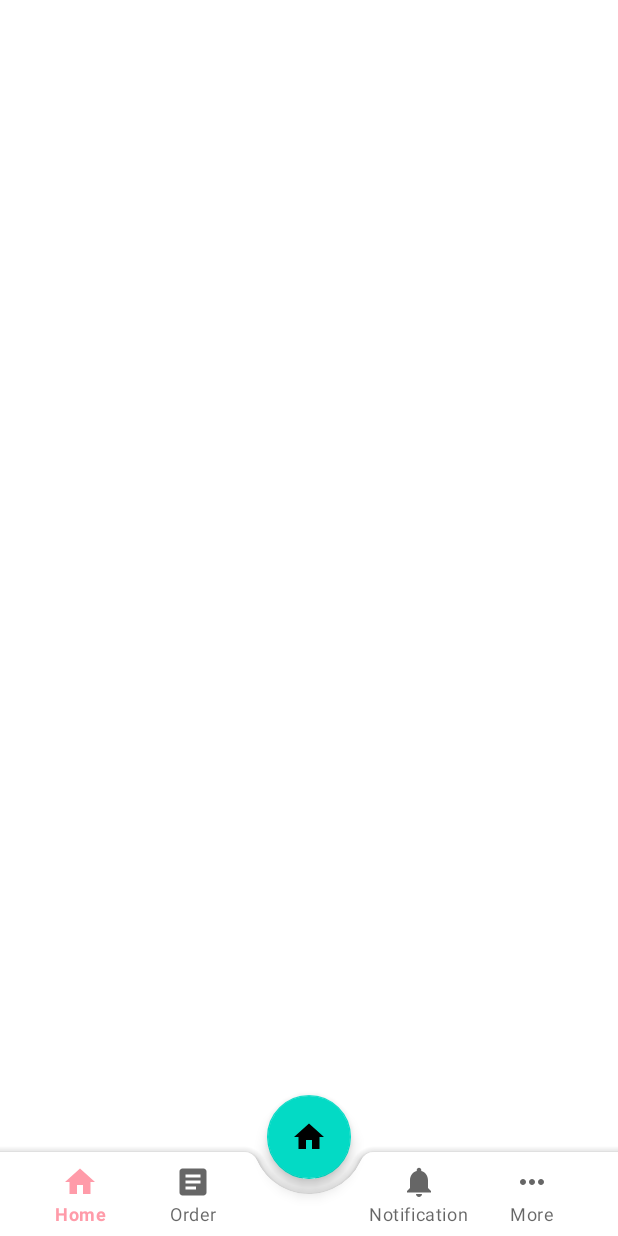
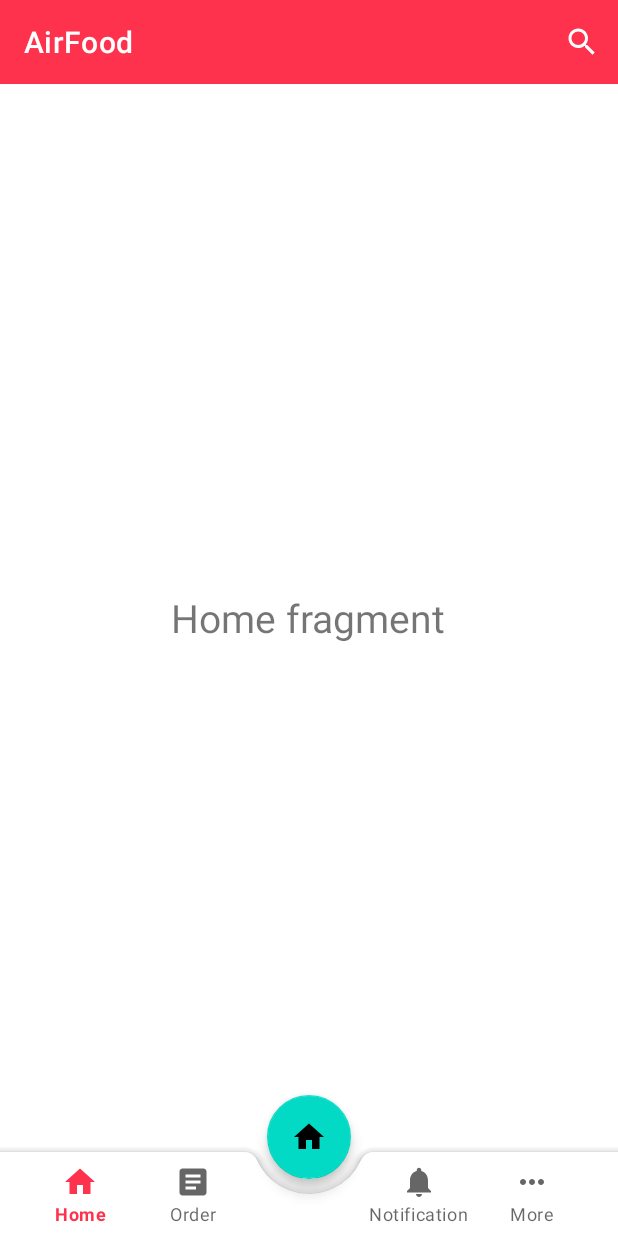
Before and after one commit to fitareq/AirFood, an Android app: the MainActivity screen opened directly, with no data from a screen before it, on a phone screen of 412 x 824 dp. Run offline under Robolectric (Android 15) with nearby library versions, the phone set to English and light mode, and no system bars; our stand-ins replace sdp/ssp sizes.

Commit message:
adding home fragment

```diff
--- a/app/src/main/java/com/airmoll/airfood/MainActivity.java
+++ b/app/src/main/java/com/airmoll/airfood/MainActivity.java
@@ -3,13 +3,20 @@
 import androidx.appcompat.app.AppCompatActivity;
 
 import android.os.Bundle;
+import android.view.Menu;
+import android.view.MenuInflater;
+import android.view.MenuItem;
 import android.view.View;
 
 import com.airmoll.airfood.databinding.ActivityMainBinding;
+import com.airmoll.airfood.fragments.HomeFragment;
 
 public class MainActivity extends AppCompatActivity {
 
     private ActivityMainBinding binding;
+    private HomeFragment homeFragment = new HomeFragment();
+
+
     @Override
     protected void onCreate(Bundle savedInstanceState) {
         super.onCreate(savedInstanceState);
@@ -19,7 +26,24 @@
 
         binding.bottomNav.setBackground(null);
         binding.bottomNav.getMenu().getItem(2).setEnabled(false);
+        getSupportFragmentManager().beginTransaction().replace(R.id.main_container,homeFragment).addToBackStack(null).commit();
     }
 
+    @Override
+    public boolean onCreateOptionsMenu(Menu menu) {
+        MenuInflater menuInflater = getMenuInflater();
+        menuInflater.inflate(R.menu.toolbar_menu,menu);
+        MenuItem.OnActionExpandListener onActionExpandListener = new MenuItem.OnActionExpandListener() {
+            @Override
+            public boolean onMenuItemActionExpand(MenuItem item) {
+                return false;
+            }
 
+            @Override
+            public boolean onMenuItemActionCollapse(MenuItem item) {
+                return false;
+            }
+        };
+        return super.onCreateOptionsMenu(menu);
     }
+}
--- /dev/null
+++ b/app/src/main/java/com/airmoll/airfood/fragments/HomeFragment.java
@@ -0,0 +1,31 @@
+package com.airmoll.airfood.fragments;
+
+import android.os.Bundle;
+
+import androidx.fragment.app.Fragment;
+
+import android.view.LayoutInflater;
+import android.view.View;
+import android.view.ViewGroup;
+
+import com.airmoll.airfood.R;
+import com.airmoll.airfood.databinding.FragmentHomeBinding;
+
+public class HomeFragment extends Fragment {
+
+private FragmentHomeBinding binding;
+
+    public HomeFragment() {
+        // Required empty public constructor
+    }
+
+
+    @Override
+    public View onCreateView(LayoutInflater inflater, ViewGroup container,
+                             Bundle savedInstanceState) {
+
+        binding = FragmentHomeBinding.inflate(inflater,container,false);
+        View v = binding.getRoot();
+        return v;
+    }
+}
--- /dev/null
+++ b/app/src/main/res/drawable/ic_baseline_arrow_back_24.xml
@@ -0,0 +1,12 @@
+<vector xmlns:android="http://schemas.android.com/apk/res/android"
+    android:width="24dp"
+    android:height="24dp"
+    android:viewportWidth="24"
+    android:viewportHeight="24"
+
+    android:autoMirrored="true">
+  <path
+      android:fillColor="@android:color/white"
+      android:pathData="M20,11H7.83l5.59,-5.59L12,4l-8,8 8,8 1.41,-1.41L7.83,13H20v-2z"/>
+</vector>
+    <!--android:tint="?attr/colorControlNormal"-->
--- /dev/null
+++ b/app/src/main/res/drawable/ic_baseline_search_24.xml
@@ -0,0 +1,10 @@
+<vector xmlns:android="http://schemas.android.com/apk/res/android"
+    android:width="24dp"
+    android:height="24dp"
+    android:viewportWidth="24"
+    android:viewportHeight="24"
+    >
+  <path
+      android:fillColor="@android:color/white"
+      android:pathData="M15.5,14h-0.79l-0.28,-0.27C15.41,12.59 16,11.11 16,9.5 16,5.91 13.09,3 9.5,3S3,5.91 3,9.5 5.91,16 9.5,16c1.61,0 3.09,-0.59 4.23,-1.57l0.27,0.28v0.79l5,4.99L20.49,19l-4.99,-5zM9.5,14C7.01,14 5,11.99 5,9.5S7.01,5 9.5,5 14,7.01 14,9.5 11.99,14 9.5,14z"/>
+</vector>
--- a/app/src/main/res/layout/activity_intro.xml
+++ b/app/src/main/res/layout/activity_intro.xml
@@ -10,7 +10,9 @@
     <androidx.viewpager.widget.ViewPager
         android:id="@+id/viewpager"
         android:layout_width="match_parent"
-        android:layout_height="match_parent"></androidx.viewpager.widget.ViewPager>
+        android:layout_height="match_parent">
+
+    </androidx.viewpager.widget.ViewPager>
 
     <!--<Button
         android:id="@+id/skip"
--- a/app/src/main/res/layout/activity_main.xml
+++ b/app/src/main/res/layout/activity_main.xml
@@ -9,9 +9,26 @@
     tools:context=".MainActivity">
 
 
+    <RelativeLayout
+        android:layout_width="match_parent"
+        android:layout_height="match_parent"
+        >
+        <androidx.appcompat.widget.Toolbar
+            android:layout_width="match_parent"
+            android:layout_height="wrap_content"
+            android:background="@color/airmoll"
+            app:menu="@menu/toolbar_menu"
+            app:title="AirFood"
+            app:titleTextColor="@color/white"/>
+        <FrameLayout
+            android:id="@+id/main_container"
+            android:layout_width="match_parent"
+            android:layout_height="match_parent"
+            />
+    </RelativeLayout>
+
 
     <com.google.android.material.bottomappbar.BottomAppBar
-
         android:id="@+id/bottom_app_bar"
         android:layout_width="match_parent"
         android:layout_height="wrap_content"
@@ -29,7 +46,9 @@
             android:layout_marginEnd="@dimen/_15sdp"
             app:menu="@menu/nav_menu"
             app:labelVisibilityMode="labeled"
-            android:layout_marginRight="16dp" />
+            android:layout_marginRight="16dp"
+
+            />
     </com.google.android.material.bottomappbar.BottomAppBar>
 
 
@@ -38,5 +57,5 @@
         android:layout_height="wrap_content"
         android:contentDescription="@string/app_name"
         android:src="@drawable/ic_baseline_home_24"
-        app:layout_anchor="@id/bottom_app_bar" />
+        app:layout_anchor="@id/bottom_app_bar"/>
 </androidx.coordinatorlayout.widget.CoordinatorLayout>
--- /dev/null
+++ b/app/src/main/res/layout/fragment_home.xml
@@ -0,0 +1,16 @@
+<?xml version="1.0" encoding="utf-8"?>
+<RelativeLayout xmlns:android="http://schemas.android.com/apk/res/android"
+    xmlns:tools="http://schemas.android.com/tools"
+    android:layout_width="match_parent"
+    android:layout_height="match_parent"
+    android:gravity="center"
+    tools:context=".fragments.HomeFragment">
+
+    <TextView
+        android:layout_width="wrap_content"
+        android:layout_height="wrap_content"
+        android:text="Home fragment"
+        android:textSize="@dimen/_20sdp"/>
+
+
+</RelativeLayout>
--- /dev/null
+++ b/app/src/main/res/menu/toolbar_menu.xml
@@ -0,0 +1,10 @@
+<?xml version="1.0" encoding="utf-8"?>
+<menu xmlns:android="http://schemas.android.com/apk/res/android"
+    xmlns:app="http://schemas.android.com/apk/res-auto">
+<item android:title="@string/search_hint"
+    android:id="@+id/toolbar_search"
+    app:showAsAction="ifRoom|collapseActionView"
+    android:icon="@drawable/ic_baseline_search_24"
+    app:actionViewClass="androidx.appcompat.widget.SearchView"
+    />
+</menu>
--- a/app/src/main/res/values/colors.xml
+++ b/app/src/main/res/values/colors.xml
@@ -11,6 +11,7 @@
     <color name="ash">#B2BEB5</color>
     <color name="dot_on_page_not_active">#FDEBEE</color>
     <color name="dot_on_page_active">#FF9BA9</color>
+    <color name="airmoll">#FF324D</color>
 
 
 
--- a/app/src/main/res/values/strings.xml
+++ b/app/src/main/res/values/strings.xml
@@ -10,4 +10,5 @@
     <string name="order">Order</string>
     <string name="notification">Notification</string>
     <string name="more">More</string>
+    <string name="search_hint">Search</string>
 </resources>
--- a/app/src/main/res/values/themes.xml
+++ b/app/src/main/res/values/themes.xml
@@ -2,7 +2,7 @@
     <!-- Base application theme. -->
     <style name="Theme.AirFood" parent="Theme.MaterialComponents.Light.NoActionBar">
         <!-- Primary brand color. -->
-        <item name="colorPrimary">@color/dot_on_page_active</item>
+        <item name="colorPrimary">@color/airmoll</item>
         <item name="colorPrimaryVariant">@color/purple_700</item>
         <item name="colorOnPrimary">@color/white</item>
         <!-- Secondary brand color. -->
--- a/build.gradle
+++ b/build.gradle
@@ -5,7 +5,7 @@
         mavenCentral()
     }
     dependencies {
-        classpath 'com.android.tools.build:gradle:7.0.0'
+        classpath 'com.android.tools.build:gradle:7.0.1'
 
         // NOTE: Do not place your application dependencies here; they belong
         // in the individual module build.gradle files
```
